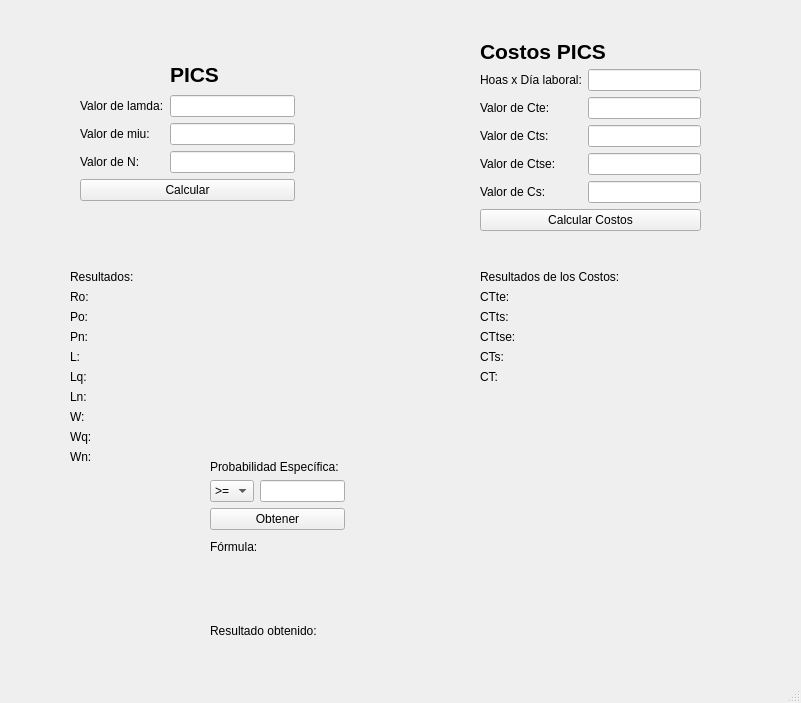
Old version of the form PICS/mainwindow.ui in the repository DJFiBePRO/teoria-de-colas.
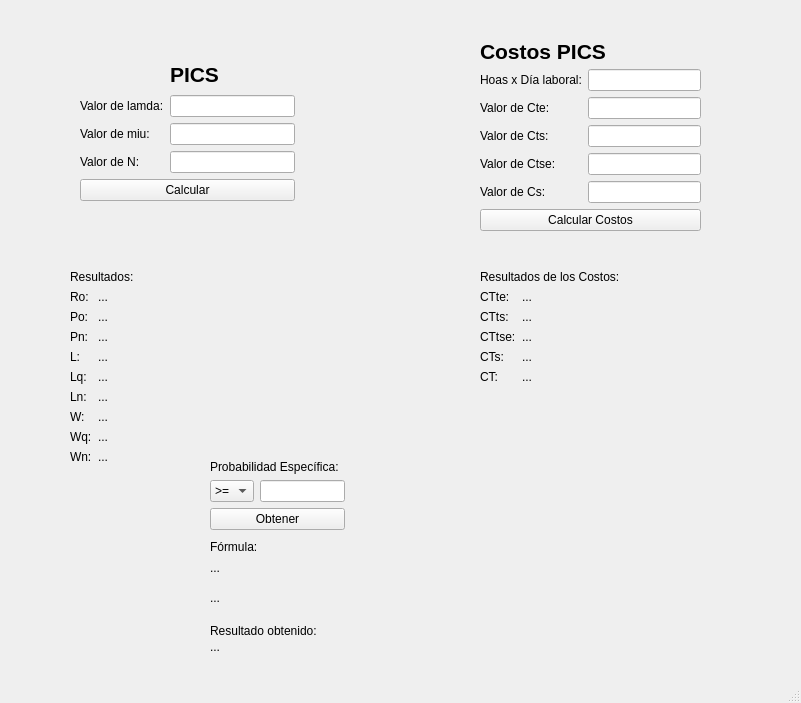
New version of the form.

Patch:
```diff
--- a/PICS/mainwindow.ui
+++ b/PICS/mainwindow.ui
@@ -170,7 +170,7 @@
      </rect>
     </property>
     <property name="text">
-     <string/>
+     <string>...</string>
     </property>
    </widget>
    <widget class="QWidget" name="layoutWidget_3">
@@ -685,7 +685,7 @@
      <item row="3" column="1">
       <widget class="QLabel" name="RespuestaPn">
        <property name="text">
-        <string/>
+        <string>...</string>
        </property>
       </widget>
      </item>
@@ -699,7 +699,7 @@
      <item row="4" column="1">
       <widget class="QLabel" name="RespuestaL">
        <property name="text">
-        <string/>
+        <string>...</string>
        </property>
       </widget>
      </item>
@@ -713,7 +713,7 @@
      <item row="5" column="1">
       <widget class="QLabel" name="RespuestaLq">
        <property name="text">
-        <string/>
+        <string>...</string>
        </property>
       </widget>
      </item>
@@ -727,7 +727,7 @@
      <item row="6" column="1">
       <widget class="QLabel" name="RespuestaLn">
        <property name="text">
-        <string/>
+        <string>...</string>
        </property>
       </widget>
      </item>
@@ -741,7 +741,7 @@
      <item row="7" column="1">
       <widget class="QLabel" name="RespuestaW">
        <property name="text">
-        <string/>
+        <string>...</string>
        </property>
       </widget>
      </item>
@@ -755,7 +755,7 @@
      <item row="8" column="1">
       <widget class="QLabel" name="RespuestaWq">
        <property name="text">
-        <string/>
+        <string>...</string>
        </property>
       </widget>
      </item>
@@ -769,7 +769,7 @@
      <item row="9" column="1">
       <widget class="QLabel" name="RespuestaWn">
        <property name="text">
-        <string/>
+        <string>...</string>
        </property>
       </widget>
      </item>
@@ -790,14 +790,14 @@
      <item row="2" column="1">
       <widget class="QLabel" name="RespuestaPo">
        <property name="text">
-        <string/>
+        <string>...</string>
        </property>
       </widget>
      </item>
      <item row="1" column="1">
       <widget class="QLabel" name="RespuestaRo">
        <property name="text">
-        <string/>
+        <string>...</string>
        </property>
       </widget>
      </item>
@@ -830,7 +830,7 @@
      <item row="1" column="1">
       <widget class="QLabel" name="RespuestaCtte">
        <property name="text">
-        <string/>
+        <string>...</string>
        </property>
       </widget>
      </item>
@@ -844,7 +844,7 @@
      <item row="2" column="1">
       <widget class="QLabel" name="RespuestaCtts">
        <property name="text">
-        <string/>
+        <string>...</string>
        </property>
       </widget>
      </item>
@@ -858,7 +858,7 @@
      <item row="3" column="1">
       <widget class="QLabel" name="RespuestaCttse">
        <property name="text">
-        <string/>
+        <string>...</string>
        </property>
       </widget>
      </item>
@@ -872,14 +872,14 @@
      <item row="5" column="1">
       <widget class="QLabel" name="RespuestaCt">
        <property name="text">
-        <string/>
+        <string>...</string>
        </property>
       </widget>
      </item>
      <item row="4" column="1">
       <widget class="QLabel" name="RespuestaCts">
        <property name="text">
-        <string/>
+        <string>...</string>
        </property>
       </widget>
      </item>
@@ -941,7 +941,7 @@
      </rect>
     </property>
     <property name="text">
-     <string/>
+     <string>...</string>
     </property>
    </widget>
    <widget class="QLabel" name="LblParcial">
@@ -954,7 +954,7 @@
      </rect>
     </property>
     <property name="text">
-     <string/>
+     <string>...</string>
     </property>
    </widget>
   </widget>
```
